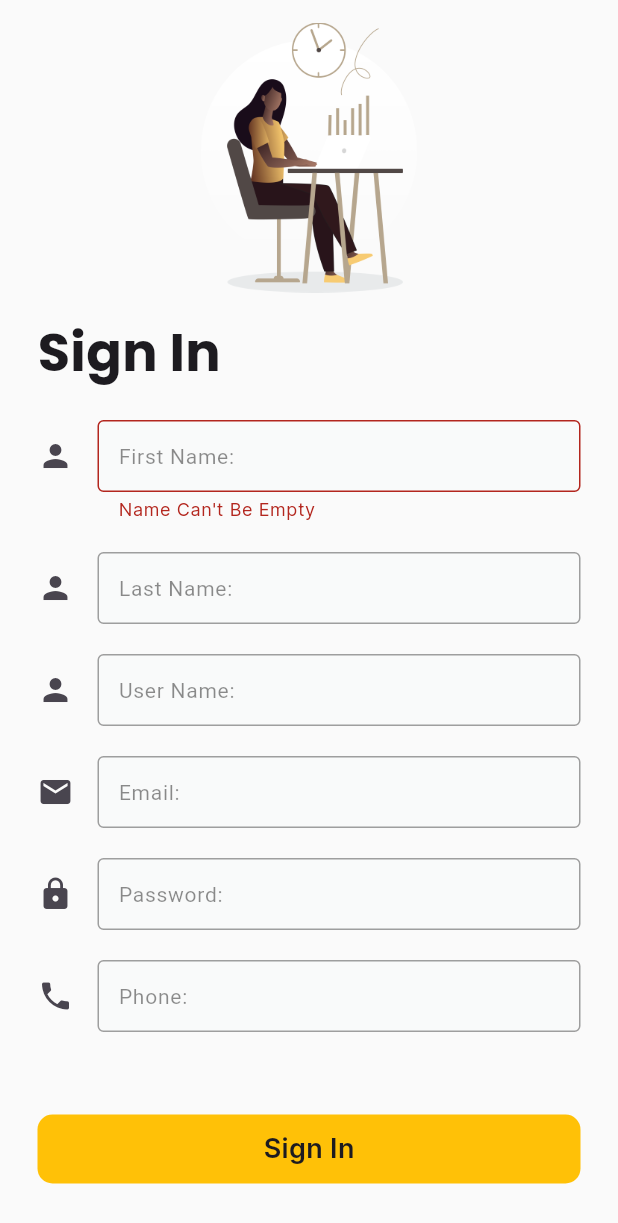
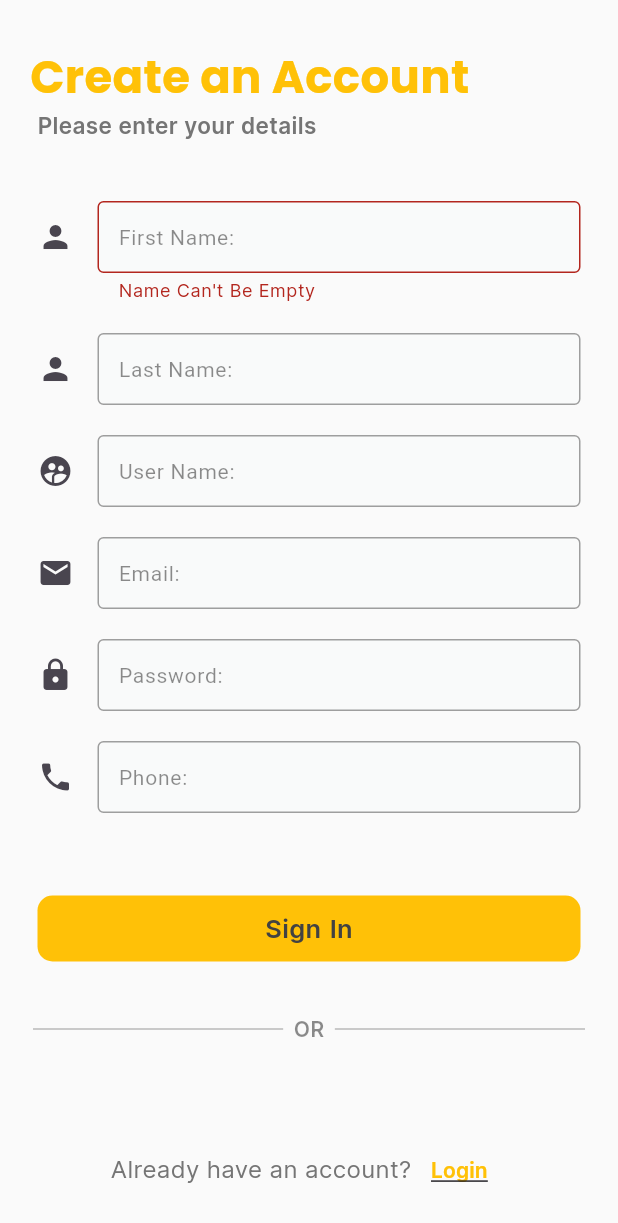
Before and after one commit to shyXguybyte/StudyOverFlow, a Flutter app: the SigInScreen screen opened by its route, after a tap on "Sign In", on a phone screen of 412 x 824 dp. Shown: the top 1223 px of the screen. Run offline on Flutter 3.47's test engine with Material 3 defaults, Android fonts, the phone set to English and light mode, and no system bars; our stand-ins replace dartz, fluttertoast, rive, shared_preferences; accounts and stored records are empty.

Commit message:
second version

```diff
--- a/lib/core/widget/customer_button.dart
+++ b/lib/core/widget/customer_button.dart
@@ -24,9 +24,11 @@ class CustomerButton extends StatelessWidget {
                 padding: const EdgeInsets.all(10),
                 child: Text(title,
                     style: TextStyle(
+                      wordSpacing: 1,
+                      color: Colors.grey[800],
                       fontFamily: "intel",
                       fontWeight: FontWeight.w700,
-                      fontSize: 18,
+                      fontSize: 17,
                     )),
               ))),
         ));
--- a/lib/core/widget/customer_or_widget.dart
+++ b/lib/core/widget/customer_or_widget.dart
@@ -19,7 +19,7 @@ class CustomerOrWidget extends StatelessWidget {
             child: Text(
               "OR",
               style: TextStyle(
-                fontSize: 15,
+                fontSize: 14,
                 color: Colors.black45,
                 fontWeight: FontWeight.w600,
               ),
--- a/lib/core/widget/text_form.dart
+++ b/lib/core/widget/text_form.dart
@@ -12,6 +12,7 @@ class CustomerTextForm extends StatelessWidget {
     this.obscureText = false,
     this.onFieldSubmitted,
     this.textInputType = TextInputType.text,
+    this.isEmail = false,
   });
 
   final TextEditingController controller;
@@ -26,7 +27,8 @@ class CustomerTextForm extends StatelessWidget {
   final Function(String)? onFieldSubmitted;
 
   final bool obscureText;
-  final TextInputType textInputType ;
+  final TextInputType textInputType;
+  final bool isEmail;
 
   @override
   Widget build(BuildContext context) {
@@ -57,11 +59,21 @@ class CustomerTextForm extends StatelessWidget {
             focusedBorder: buildBorder(),
           ),
           validator: (String? value) {
-            if (value == null || value.isEmpty || value.length < 5) {
+            if (value == null || value.isEmpty) {
               return message;
-            } else {
-              return null;
             }
+            if (isEmail) {
+              final emailRegex = RegExp(
+                r'^[a-zA-Z0-9._%+-]+@[a-zA-Z0-9.-]+\.[a-zA-Z]{2,}$',
+              );
+              if (!emailRegex.hasMatch(value)) {
+                return 'Please enter a valid email address';
+              }
+            }
+            if (value.length < 5) {
+              return 'Must be at least 5 characters long';
+            }
+            return null;
           },
           onEditingComplete: onEditingComplete,
           onFieldSubmitted: (value) {
--- /dev/null
+++ b/lib/model/local/auth/register_model.dart
@@ -0,0 +1,38 @@
+class RegisterModel {
+  final String email;
+  final String password;
+  final String userName;
+  final String phone;
+  final String firstName;
+  final String lastName;
+
+  RegisterModel(
+      {required this.email,
+      required this.password,
+      required this.userName,
+      required this.phone,
+      required this.firstName,
+      required this.lastName});
+
+  Map<String, dynamic> toMap() {
+    return {
+      'email': email,
+      'password': password,
+      'userName': userName,
+      'phone': phone,
+      'firstName': firstName,
+      'lastName': lastName,
+    };
+  }
+
+  factory RegisterModel.fromMap(Map<String, dynamic> map) {
+    return RegisterModel(
+      email: map['email'] as String,
+      password: map['password'] as String,
+      userName: map['userName'] as String,
+      phone: map['phone'] as String,
+      firstName: map['firstName'] as String,
+      lastName: map['lastName'] as String,
+    );
+  }
+}
--- a/lib/view/auth/screen/sig_in_screen.dart
+++ b/lib/view/auth/screen/sig_in_screen.dart
@@ -1,6 +1,5 @@
-import 'dart:convert';
 import 'package:flutter/material.dart';
-import 'package:http/http.dart' as http;
+import 'package:study_over_flow/core/widget/customer_or_widget.dart';
 import 'package:study_over_flow/model/remote/sigin_model.dart';
 import 'package:study_over_flow/view/auth/screen/login_screen.dart';
 
@@ -10,7 +9,8 @@ import '../../../core/utils/helper_functions/handel_request.dart';
 import '../../../core/widget/customer_button.dart';
 import '../../../core/widget/customer_toast.dart';
 import '../../../core/widget/text_form.dart';
-import 'confirm_screen.dart';
+import '../../../model/local/auth/register_model.dart';
+import '../widget/login_bot_nav.dart';
 
 class SigInScreen extends StatefulWidget {
   const SigInScreen({super.key});
@@ -62,6 +62,14 @@ class _SigInScreenState extends State<SigInScreen> {
         !_phone.currentState!.validate()) {
       return;
     }
+    RegisterModel registerModel = RegisterModel(
+      firstName: _firstNameController.text.trim(),
+      lastName: _lastnameController.text.trim(),
+      email: _emailController.text.trim(),
+      password: _passwordController.text.trim(),
+      userName: _usernameController.text.trim(),
+      phone: _phoneController.text.trim(),
+    );
 
     setState(() {
       _isLoading = true;
@@ -70,27 +78,28 @@ class _SigInScreenState extends State<SigInScreen> {
 
     try {
       final result = await sigInData.sigIn(
-        firstName: _firstNameController.text.trim(),
-        lastName: _lastnameController.text.trim(),
-        userName: _usernameController.text.trim(),
-        email: _emailController.text.trim(),
-        password: _passwordController.text.trim(),
-        phone: _phoneController.text.trim(),
+        firstName: registerModel.firstName,
+        lastName: registerModel.lastName,
+        userName: registerModel.userName,
+        email: registerModel.email,
+        password: registerModel.password,
+        phone: registerModel.phone,
       );
 
       final state = handleRequest(result);
-      print(state);
       if (state == RequestState.loaded) {
         // Success logic
         customerFlutterToast("Sign in successful", Colors.green);
-        if(mounted){
-          Navigator.pushReplacementNamed(context,LogInScreen.routeName);
+        if (mounted) {
+          Navigator.pushReplacementNamed(
+              context, LogInScreen.routeName);
         }
       } else if (state == RequestState.internetFailure) {
         customerFlutterToast("No internet connection", Colors.red);
       } else if (state == RequestState.emailAlreadyExist) {
         customerFlutterToast(
-            "Email or User name are used. Please try again", Colors.red);
+            "Email or User name are used. Please try again",
+            Colors.red);
       } else {
         customerFlutterToast("Sign in failed: $state", Colors.red);
       }
@@ -109,6 +118,14 @@ class _SigInScreenState extends State<SigInScreen> {
   @override
   Widget build(BuildContext context) {
     return Scaffold(
+      bottomNavigationBar: LoginBottNaveBare(
+        title: "Already have an account?",
+        subTitle: "Login",
+        onPressed: () {
+          Navigator.pushReplacementNamed(
+              context, LogInScreen.routeName);
+        },
+      ),
       backgroundColor: Colors.grey[50],
       body: SafeArea(
         child: SingleChildScrollView(
@@ -117,34 +134,45 @@ class _SigInScreenState extends State<SigInScreen> {
             crossAxisAlignment: CrossAxisAlignment.stretch,
             mainAxisAlignment: MainAxisAlignment.center,
             children: [
-              const SizedBox(height: 15),
-              Center(
-                child: Image.asset(
-                  "assets/images/image1.png",
-                  height: 180,
+              const SizedBox(height: 30),
+              Padding(
+                padding: const EdgeInsets.symmetric(horizontal: 20),
+                child: Text(
+                  "Create an Account",
+                  textAlign: TextAlign.start,
+                  style: TextStyle(
+                    fontFamily: "Poppins",
+                    color: Colors.amber,
+                    fontWeight: FontWeight.bold,
+                    fontSize: 30,
+                  ),
                 ),
               ),
-              const SizedBox(height: 15),
               Padding(
                 padding: const EdgeInsets.symmetric(horizontal: 25),
                 child: Text(
-                  "Sign In",
+                  "Please enter your details ",
                   textAlign: TextAlign.start,
                   style: TextStyle(
-                    fontFamily: "Poppins",
-                    fontWeight: FontWeight.bold,
-                    fontSize: 35,
+                    wordSpacing: .2,
+                    color: Colors.grey[600],
+                    fontFamily: "intel",
+                    fontWeight: FontWeight.w600,
+                    fontSize: 15,
                   ),
                 ),
               ),
-              const SizedBox(height: 20),
+              const SizedBox(height: 40),
               CustomerTextForm(
                 controller: _firstNameController,
                 message: 'Name Can\'t Be Empty',
                 formKey: _firstName,
                 icon: Icon(Icons.person),
                 hintText: 'First Name:',
-                onFieldSubmitted: (value) {},
+                onFieldSubmitted: (value) {
+                  _signIn();
+                },
+                onEditingComplete: _signIn,
               ),
               const SizedBox(height: 20),
               CustomerTextForm(
@@ -153,21 +181,26 @@ class _SigInScreenState extends State<SigInScreen> {
                 formKey: _lastname,
                 icon: Icon(Icons.person),
                 hintText: 'Last Name:',
-                onFieldSubmitted: (value) {},
+                onFieldSubmitted: (value) {
+                  _signIn();
+                },
+                onEditingComplete: _signIn,
               ),
               const SizedBox(height: 20),
               CustomerTextForm(
                 controller: _usernameController,
                 message: 'User Name Can\'t Be Empty',
                 formKey: _username,
-                icon: Icon(Icons.person),
+                icon: Icon(Icons.supervised_user_circle_rounded),
                 hintText: 'User Name:',
                 onFieldSubmitted: (value) {
                   _signIn();
                 },
+                onEditingComplete: _signIn,
               ),
               const SizedBox(height: 20),
               CustomerTextForm(
+                isEmail: true,
                 controller: _emailController,
                 message: 'Email Can\'t Be Empty',
                 formKey: _email,
@@ -176,6 +209,7 @@ class _SigInScreenState extends State<SigInScreen> {
                 onFieldSubmitted: (value) {
                   _signIn();
                 },
+                onEditingComplete: _signIn,
               ),
               const SizedBox(height: 20),
               CustomerTextForm(
@@ -184,7 +218,9 @@ class _SigInScreenState extends State<SigInScreen> {
                 formKey: _password,
                 icon: InkWell(
                   onTap: _togglePasswordVisibility,
-                  child: _isObscure ? Icon(Icons.lock):Icon(Icons.lock_open),
+                  child: _isObscure
+                      ? Icon(Icons.lock)
+                      : Icon(Icons.lock_open),
                 ),
                 hintText: 'Password:',
                 obscureText: _isObscure,
@@ -212,6 +248,7 @@ class _SigInScreenState extends State<SigInScreen> {
                       title: 'Sign In',
                       onPressed: _signIn,
                     ),
+              CustomerOrWidget(),
             ],
           ),
         ),
--- a/lib/view/auth/widget/login_bot_nav.dart
+++ b/lib/view/auth/widget/login_bot_nav.dart
@@ -24,6 +24,7 @@ class LoginBottNaveBare extends StatelessWidget {
             title,
             style: TextStyle(
                 fontFamily: "intel",
+                color: Colors.grey[600],
                 fontSize: 16,
                 fontWeight: FontWeight.w500),
           ),
@@ -32,12 +33,12 @@ class LoginBottNaveBare extends StatelessWidget {
             child: Text(
               subTitle,
               style: TextStyle(
-                  color: Colors.amber,
-                  fontFamily: "intel",
-                  decoration: TextDecoration.underline,
-                  decorationColor: Colors.black26,
-                  fontSize: 16,
-                  fontWeight: FontWeight.w700),
+                decoration: TextDecoration.underline,
+                fontFamily: "intel",
+                fontWeight: FontWeight.w600,
+                fontSize: 14,
+                color: Colors.amber,
+              ),
             ),
           )
         ],
```
Also changed, not shown: lib/model/local/auth/login_model.dart (added, +20 -0 lines), lib/view/auth/screen/login_screen.dart (+23 -12 lines).
